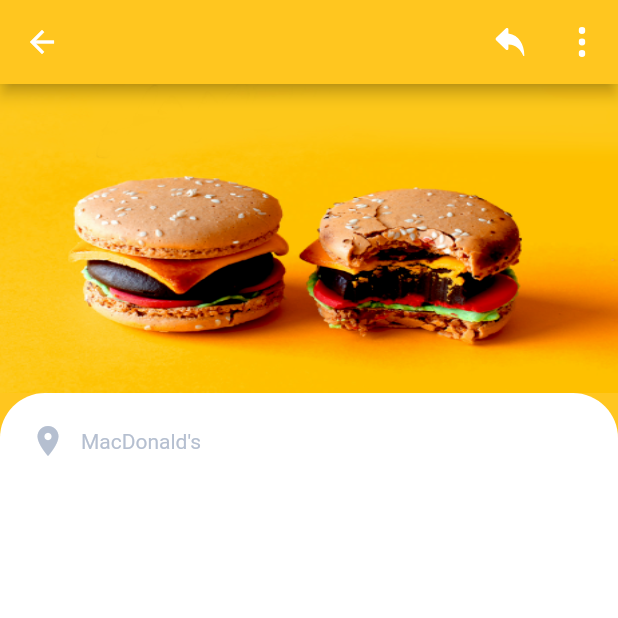
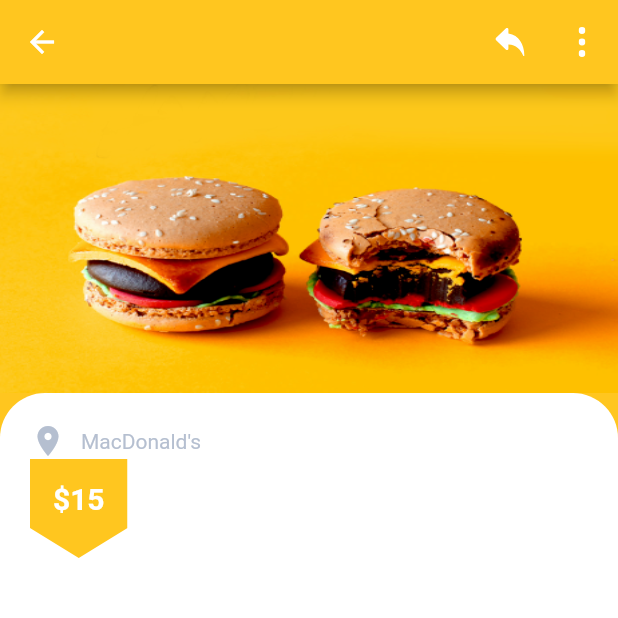
Before and after one commit to leandrorochaadm/app_food, a Flutter app: the DetailsScreen screen opened directly, on a phone screen of 412 x 824 dp, the top half of it. Run offline on Flutter 3.47's test engine with Material 2 defaults, Android fonts, the phone set to English and light mode, and no system bars; our stand-ins replace flutter_svg.

```diff
--- a/lib/screen/details/details_screen.dart
+++ b/lib/screen/details/details_screen.dart
@@ -48,9 +48,37 @@ class ItemInfo extends StatelessWidget {
             topLeft: Radius.circular(30),
             topRight: Radius.circular(30),
           )),
-      child: Column(children: [
-        shopeName(name: "MacDonald's"),
-      ]),
+      child: Column(
+        children: [
+          shopeName(name: "MacDonald's"),
+          Row(
+            children: [
+              Column(
+                children: [
+                  //
+                ],
+              ),
+              ClipPath(
+                clipper: PricerCliper(),
+                child: Container(
+                  alignment: Alignment.topCenter,
+                  padding: const EdgeInsets.symmetric(vertical: 15),
+                  height: 66,
+                  width: 65,
+                  color: kPrimaryColor,
+                  child: Text(
+                    '\$15',
+                    style: Theme.of(context).textTheme.titleLarge?.copyWith(
+                          color: Colors.white,
+                          fontWeight: FontWeight.bold,
+                        ),
+                  ),
+                ),
+              ),
+            ],
+          ),
+        ],
+      ),
     );
   }
 
@@ -67,3 +95,22 @@ class ItemInfo extends StatelessWidget {
     );
   }
 }
+
+class PricerCliper extends CustomClipper<Path> {
+  @override
+  Path getClip(Size size) {
+    Path path = Path();
+    double ignoreHeight = 20;
+    path.lineTo(0, size.height - ignoreHeight);
+    path.lineTo(size.width / 2, size.height);
+    path.lineTo(size.width, size.height - ignoreHeight);
+    path.lineTo(size.width, 0);
+    path.close();
+    return path;
+  }
+
+  @override
+  bool shouldReclip(covariant CustomClipper<Path> oldClipper) {
+    return false;
+  }
+}
```
